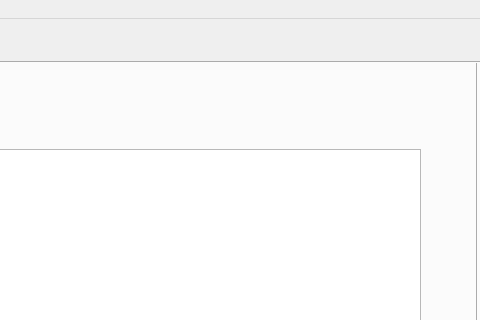
This is galeria_zdjec/Project/mainwindow.ui in starzykbartlomiej/photo_gallery as Qt 5 draws it before an edit; both pictures show x 452 to 932 and y 0 to 320 of the 1288 by 560 pixel window. The edited form follows.
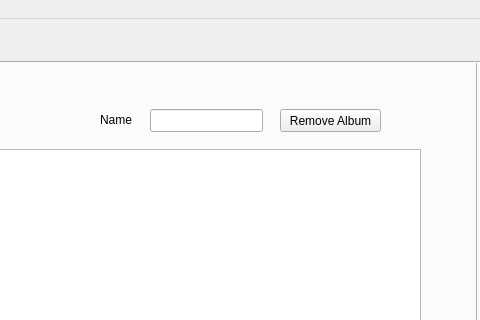
This is the edited form.

Commit message: add_remove_album_final

Diff of the .ui file:
```diff
--- a/galeria_zdjec/Project/mainwindow.ui
+++ b/galeria_zdjec/Project/mainwindow.ui
@@ -323,6 +323,42 @@
                </rect>
               </property>
              </widget>
+             <widget class="QPushButton" name="pushButton_4">
+              <property name="geometry">
+               <rect>
+                <x>700</x>
+                <y>50</y>
+                <width>101</width>
+                <height>23</height>
+               </rect>
+              </property>
+              <property name="text">
+               <string>Remove Album</string>
+              </property>
+             </widget>
+             <widget class="QLineEdit" name="removeAlbum">
+              <property name="geometry">
+               <rect>
+                <x>570</x>
+                <y>50</y>
+                <width>113</width>
+                <height>23</height>
+               </rect>
+              </property>
+             </widget>
+             <widget class="QLabel" name="label_3">
+              <property name="geometry">
+               <rect>
+                <x>520</x>
+                <y>40</y>
+                <width>61</width>
+                <height>41</height>
+               </rect>
+              </property>
+              <property name="text">
+               <string>Name</string>
+              </property>
+             </widget>
             </widget>
            </widget>
           </widget>
```
The commit also changes 13 other files.
